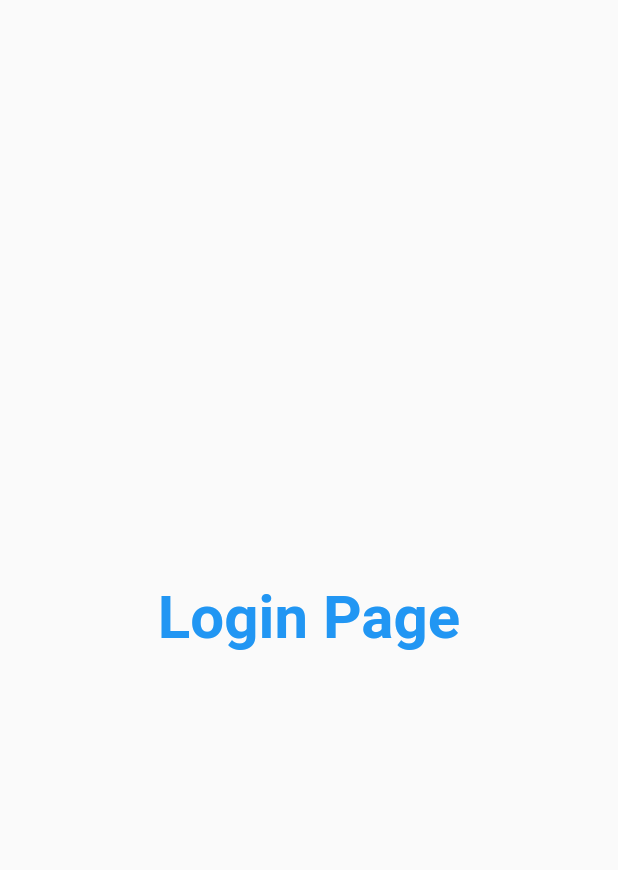
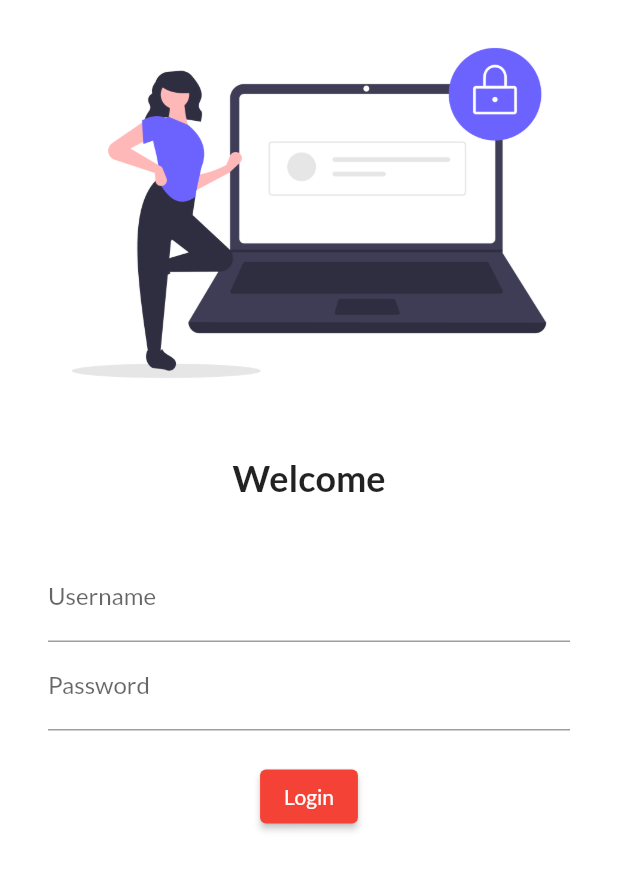
Before and after one commit to amarjitsingh52922/flutterlearn, a Flutter app: the screen it shows after launch, on a phone screen of 412 x 824 dp. Shown: the top 870 px of the screen. Run offline on Flutter 3.47's test engine with Material 2 defaults, Android fonts, the phone set to English and light mode, and no system bars; our stand-ins replace google_fonts.

Commit message:
day2-4 completed

```diff
--- a/lib/main.dart
+++ b/lib/main.dart
@@ -1,6 +1,7 @@
 import 'package:firstapp/pages/home_page.dart';
 import 'package:firstapp/pages/login_page.dart';
 import 'package:flutter/material.dart';
+import 'package:google_fonts/google_fonts.dart';
 
 void main() {
   runApp(MyApp());
@@ -14,11 +15,13 @@ class MyApp extends StatelessWidget {
     return MaterialApp(
       theme: ThemeData(
         primarySwatch: Colors.red,
+        primaryTextTheme: GoogleFonts.latoTextTheme(),
+        fontFamily: GoogleFonts.lato().fontFamily,
       ),
       //  home: HomePage(),
       routes: {
         "/": (context) => LoginPage(),
-        "/home": (context) => LoginPage(),
+        "/home": (context) => HomePage(),
         "/login": (context) => LoginPage(),
       },
     );
--- a/lib/pages/login_page.dart
+++ b/lib/pages/login_page.dart
@@ -6,15 +6,53 @@ class LoginPage extends StatelessWidget {
   @override
   Widget build(BuildContext context) {
     return Material(
-      child: Center(
-        child: Text(
-          "Login Page",
-          style: TextStyle(
-            fontSize: 40,
-            color: Colors.blue,
-            fontWeight: FontWeight.bold,
+      color: Colors.white,
+      child: Column(
+        children: [
+          Image.asset(
+            "assets/images/login_image.png",
+            fit: BoxFit.cover,
           ),
-        ),
+          SizedBox(
+            height: 20,
+          ),
+          Text(
+            "Welcome",
+            style: TextStyle(
+              fontSize: 24,
+              fontWeight: FontWeight.bold,
+            ),
+          ),
+          SizedBox(
+            height: 20,
+          ),
+          Padding(
+            padding:
+                const EdgeInsets.symmetric(vertical: 16.0, horizontal: 32.0),
+            child: Column(
+              children: [
+                TextFormField(
+                  decoration: InputDecoration(
+                      hintText: "Enter Username", labelText: "Username"),
+                ),
+                TextFormField(
+                  obscureText: true,
+                  decoration: InputDecoration(
+                      hintText: 'Enter Password', labelText: "Password"),
+                ),
+                SizedBox(
+                  height: 20,
+                ),
+                ElevatedButton(
+                  onPressed: () {
+                    print("amarjit");
+                  },
+                  child: Text("Login"),
+                )
+              ],
+            ),
+          )
+        ],
       ),
     );
   }
--- a/pubspec.yaml
+++ b/pubspec.yaml
@@ -23,6 +23,7 @@ environment:
 dependencies:
   flutter:
     sdk: flutter
+  google_fonts: ^2.1.0
 
   # The following adds the Cupertino Icons font to your application.
   # Use with the CupertinoIcons class for iOS style icons.
@@ -43,8 +44,8 @@ flutter:
   uses-material-design: true
 
   # To add assets to your application, add an assets section, like this:
-  # assets:
-  #   - images/a_dot_burr.jpeg
+  assets:
+    - assets/images/
   #   - images/a_dot_ham.jpeg
 
   # An image asset can refer to one or more resolution-specific "variants", see
```
Also changed, not shown: assets/images/login_image.png (added), pubspec.lock.
